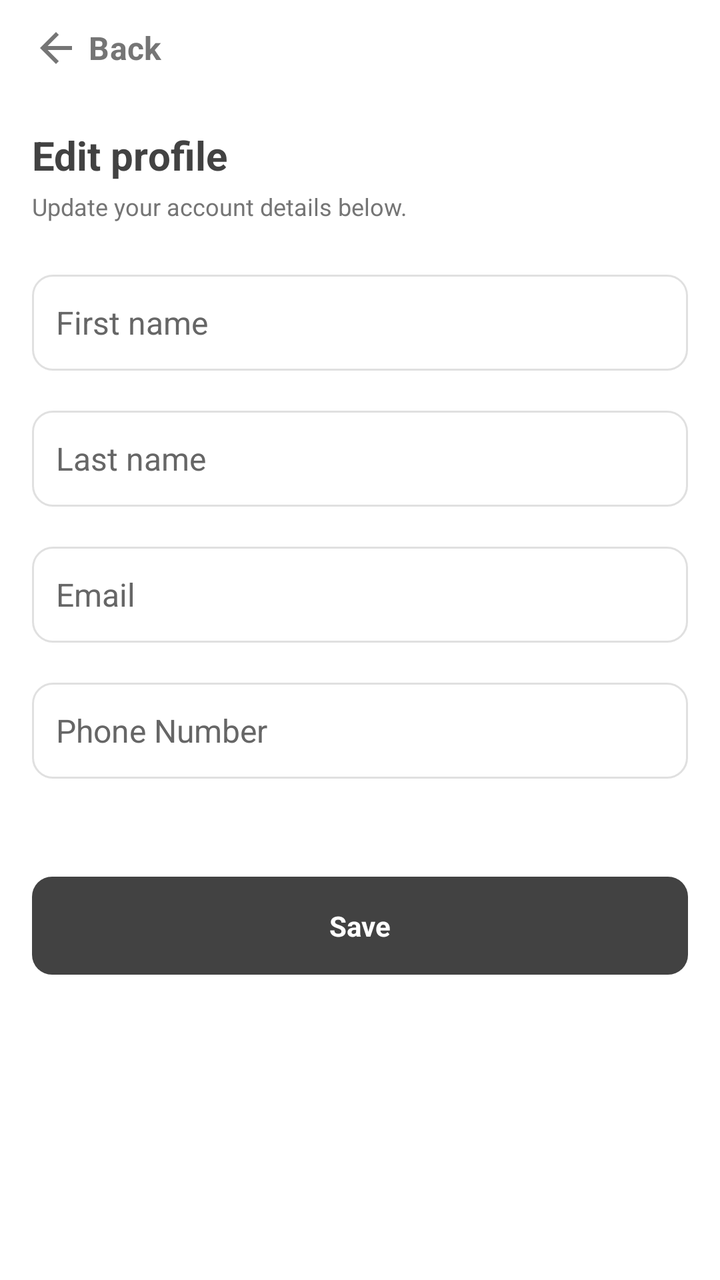
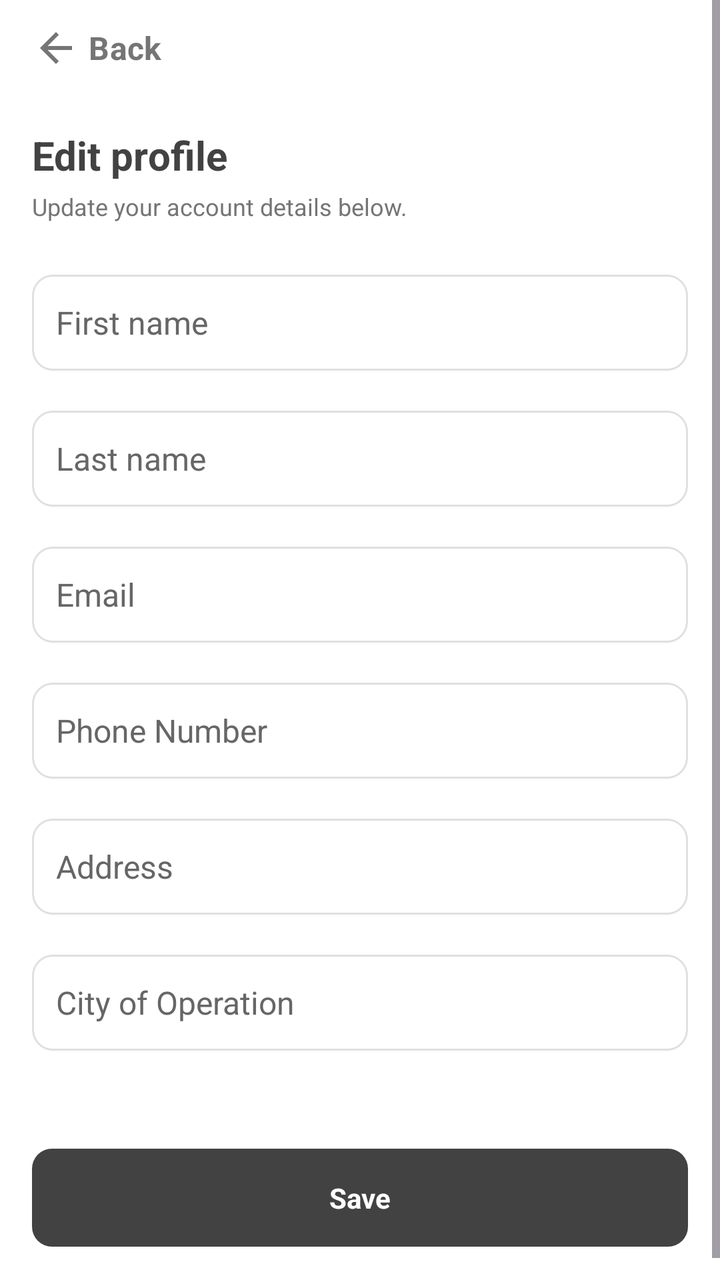

Before-and-after screenshots of an Android layout around one commit, followed by the original layout XML and the change that was made.
<!-- AndroidManifest.xml: application theme Theme.G08 -->
<!-- res/layout/edit_profile.xml -->
<?xml version="1.0" encoding="utf-8"?>
<androidx.constraintlayout.widget.ConstraintLayout xmlns:android="http://schemas.android.com/apk/res/android"
    xmlns:app="http://schemas.android.com/apk/res-auto"
    android:layout_width="match_parent"
    android:layout_height="match_parent"
    android:fitsSystemWindows="true">

    <ScrollView
        android:layout_width="match_parent"
        android:layout_height="match_parent"
        android:fillViewport="true"
        app:layout_constraintBottom_toBottomOf="parent"
        app:layout_constraintTop_toTopOf="parent">

        <LinearLayout
            android:id="@+id/rootLayout"
            android:layout_width="match_parent"
            android:layout_height="wrap_content"
            android:orientation="vertical"
            android:paddingStart="16dp"
            android:paddingEnd="16dp"
            android:paddingBottom="24dp">

            <Button
                android:id="@+id/backButton"
                style="@style/Widget.Material3.Button.TextButton"
                android:layout_width="wrap_content"
                android:layout_height="wrap_content"
                android:layout_gravity="start"
                android:minHeight="48dp"
                android:minWidth="0dp"
                android:paddingStart="0dp"
                android:paddingEnd="16dp"
                android:text="@string/back"
                android:textColor="@color/grey"
                android:textSize="16sp"
                app:icon="@drawable/ic_arrow_back"
                app:iconGravity="textStart"
                app:iconSize="24dp"
                app:iconTint="@color/grey" />

            <TextView
                android:id="@+id/editProfileTitle"
                android:layout_width="match_parent"
                android:layout_height="wrap_content"
                android:layout_marginTop="16dp"
                android:text="@string/profile_edit"
                android:textAlignment="textStart"
                android:textColor="@color/main_netural_color"
                android:textSize="20sp"
                android:textStyle="bold" />

            <TextView
                android:id="@+id/editProfileSubtitle"
                android:layout_width="match_parent"
                android:layout_height="wrap_content"
                android:layout_marginTop="4dp"
                android:paddingBottom="16dp"
                android:text="@string/edit_profile_subtitle"
                android:textAlignment="textStart"
                android:textColor="@color/grey"
                android:textSize="12sp" />

            <EditText
                android:id="@+id/firstNameInput"
                android:layout_width="match_parent"
                android:layout_height="wrap_content"
                android:background="@drawable/edittext_bordered"
                android:hint="@string/user_first_name"
                android:importantForAutofill="no"
                android:inputType="textPersonName"
                android:digits="abcdefghijklmnopqrstuvwxyzABCDEFGHIJKLMNOPQRSTUVWXYZ -'"
                android:layout_marginVertical="@dimen/button_vertical_margin"
                android:maxWidth="320dp"
                android:minHeight="48dp"
                android:padding="12dp"
                android:textColorHint="#666666"
                android:textSize="16sp" />

            <EditText
                android:id="@+id/lastNameInput"
                android:layout_width="match_parent"
                android:layout_height="wrap_content"
                android:background="@drawable/edittext_bordered"
                android:hint="@string/user_last_name"
                android:importantForAutofill="no"
                android:inputType="textPersonName"
                android:digits="abcdefghijklmnopqrstuvwxyzABCDEFGHIJKLMNOPQRSTUVWXYZ -'"
                android:layout_marginVertical="@dimen/button_vertical_margin"
                android:maxWidth="320dp"
                android:minHeight="48dp"
                android:padding="12dp"
                android:textColorHint="#666666"
                android:textSize="16sp" />

            <EditText
                android:id="@+id/emailInput"
                android:layout_width="match_parent"
                android:layout_height="wrap_content"
                android:background="@drawable/edittext_bordered"
                android:hint="@string/user_email"
                android:importantForAutofill="no"
                android:inputType="textEmailAddress"
                android:layout_marginVertical="@dimen/button_vertical_margin"
                android:maxWidth="320dp"
                android:minHeight="48dp"
                android:padding="12dp"
                android:textColorHint="#666666"
                android:textSize="16sp" />

            <EditText
                android:id="@+id/phoneInput"
                android:layout_width="match_parent"
                android:layout_height="wrap_content"
                android:background="@drawable/edittext_bordered"
                android:hint="@string/user_phone_number"
                android:importantForAutofill="no"
                android:inputType="phone"
                android:digits="0123456789"
                android:maxLength="10"
                android:layout_marginVertical="@dimen/button_vertical_margin"
                android:maxWidth="320dp"
                android:minHeight="48dp"
                android:padding="12dp"
                android:textColorHint="#666666"
                android:textSize="16sp" />

            <Button
                android:id="@+id/saveButton"
                android:layout_width="match_parent"
                android:layout_height="wrap_content"
                android:layout_marginTop="35dp"
                android:maxWidth="320dp"
                android:text="@string/save_button"
                android:textColorLink="@color/main_cust_color"
                android:textSize="14sp"
                app:backgroundTint="@color/main_netural_color"/>
        </LinearLayout>
    </ScrollView>
</androidx.constraintlayout.widget.ConstraintLayout>
<!-- resources referenced by this layout -->
<resources>
  <color name="grey">#757575</color>
  <color name="main_cust_color">#B8860B</color>
  <color name="main_netural_color">#424242</color>
  <dimen name="button_vertical_margin">10dp</dimen>
  <!-- drawable edittext_bordered (drawable) -->
  <?xml version="1.0" encoding="utf-8"?>
  <shape xmlns:android="http://schemas.android.com/apk/res/android"
      android:shape="rectangle">
      <solid android:color="@color/white" />
      <stroke
          android:width="1dp"
          android:color="@color/input_border_light_grey" />
      <corners android:radius="10dp" />
  </shape>
  <!-- drawable ic_arrow_back (drawable) -->
  <?xml version="1.0" encoding="utf-8"?>
  <vector xmlns:android="http://schemas.android.com/apk/res/android"
      android:width="24dp"
      android:height="24dp"
      android:viewportWidth="24"
      android:viewportHeight="24">
      <path
          android:fillColor="#757575"
          android:pathData="M20,11H7.83l5.59,-5.59L12,4l-8,8 8,8 1.41,-1.41L7.83,13H20v-2z" />
  </vector>
  <string name="back">Back</string>
  <string name="edit_profile_subtitle">Update your account details below.</string>
  <string name="profile_edit">Edit profile</string>
  <string name="save_button">Save</string>
  <string name="user_email">Email</string>
  <string name="user_first_name">First name</string>
  <string name="user_last_name">Last name</string>
  <string name="user_phone_number">Phone Number</string>
  <style name="Theme.G08" parent="Base.Theme.G08" />
  <color name="white">#FFFFFFFF</color>
  <color name="input_border_light_grey">#E0E0E0</color>
  <style name="Base.Theme.G08" parent="Theme.Material3.DayNight.NoActionBar">
          
          
          <item name="android:windowBackground">@color/cardview_light_background</item>
          <item name="android:fontFamily">sans-serif</item>
          <item name="materialButtonStyle">@style/Widget.G08.Button</item>
          <item name="editTextStyle">@style/Widget.G08.EditText</item>
      </style>
  <style name="Widget.G08.Button" parent="Widget.Material3.Button">
          <item name="cornerRadius">@dimen/button_corner_radius</item>
          <item name="android:paddingTop">@dimen/button_vertical_padding</item>
          <item name="android:paddingBottom">@dimen/button_vertical_padding</item>
          <item name="android:textStyle">bold</item>
          <item name="android:layout_marginTop">@dimen/button_vertical_margin</item>
          <item name="android:layout_marginBottom">@dimen/button_vertical_margin</item>
      </style>
  <style name="Widget.G08.EditText" parent="Widget.AppCompat.EditText">
          <item name="android:background">@drawable/edittext_bordered</item>
          <item name="android:padding">12dp</item>
      </style>
  <dimen name="button_corner_radius">10dp</dimen>
  <dimen name="button_vertical_padding">15dp</dimen>
</resources>

<!-- the commit's change to res/layout/edit_profile.xml (unified diff, before → after) -->
@@ -124,6 +124,38 @@
                 android:padding="12dp"
                 android:textColorHint="#666666"
                 android:textSize="16sp" />
+            <EditText
+                android:id="@+id/addressInput"
+                android:layout_width="match_parent"
+                android:layout_height="wrap_content"
+                android:background="@drawable/edittext_bordered"
+                android:hint="@string/user_address"
+                android:importantForAutofill="no"
+                android:inputType="text"
+                android:digits="abcdefghijklmnopqrstuvwxyzABCDEFGHIJKLMNOPQRSTUVWXYZ -'"
+                android:maxLength="30"
+                android:layout_marginVertical="@dimen/button_vertical_margin"
+                android:maxWidth="320dp"
+                android:minHeight="48dp"
+                android:padding="12dp"
+                android:textColorHint="#666666"
+                android:textSize="16sp" />
+            <EditText
+                android:id="@+id/cityInput"
+                android:layout_width="match_parent"
+                android:layout_height="wrap_content"
+                android:background="@drawable/edittext_bordered"
+                android:hint="@string/user_city"
+                android:importantForAutofill="no"
+                android:inputType="text"
+                android:digits="abcdefghijklmnopqrstuvwxyzABCDEFGHIJKLMNOPQRSTUVWXYZ -'"
+                android:maxLength="30"
+                android:layout_marginVertical="@dimen/button_vertical_margin"
+                android:maxWidth="320dp"
+                android:minHeight="48dp"
+                android:padding="12dp"
+                android:textColorHint="#666666"
+                android:textSize="16sp" />
 
             <Button
                 android:id="@+id/saveButton"
<!-- resource entries referenced after the edit -->
@@ -29,6 +29,8 @@
   <string name="edit_profile_subtitle">Update your account details below.</string>
   <string name="profile_edit">Edit profile</string>
   <string name="save_button">Save</string>
+  <string name="user_address">Address</string>
+  <string name="user_city">City of Operation</string>
   <string name="user_email">Email</string>
   <string name="user_first_name">First name</string>
   <string name="user_last_name">Last name</string>
